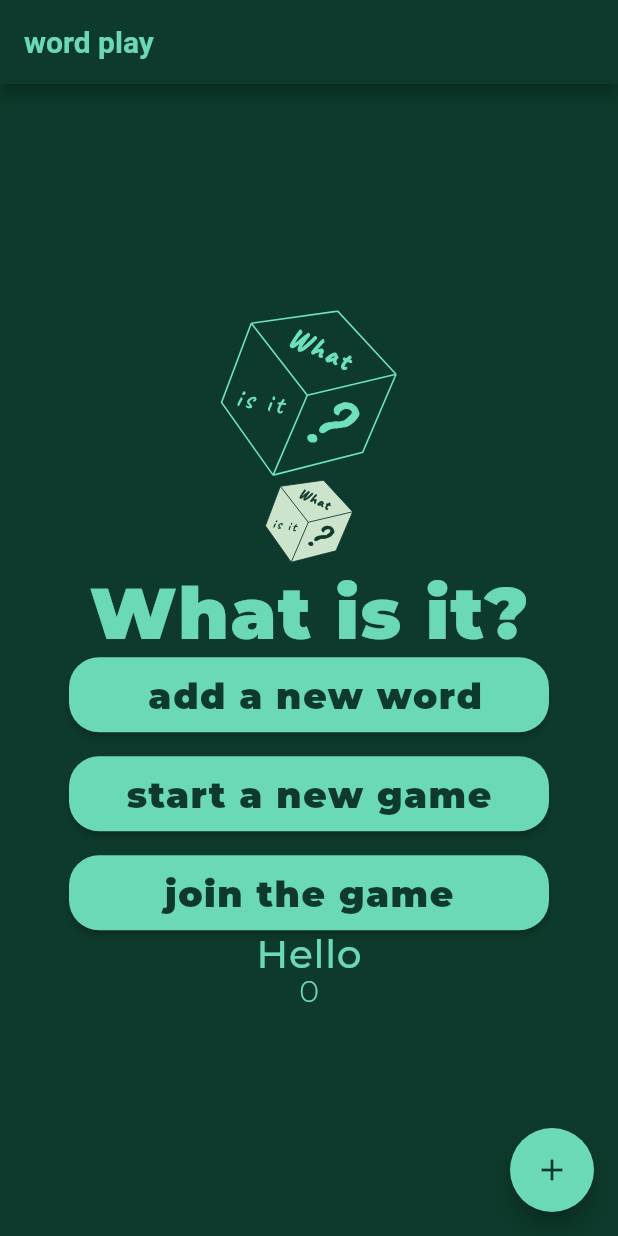
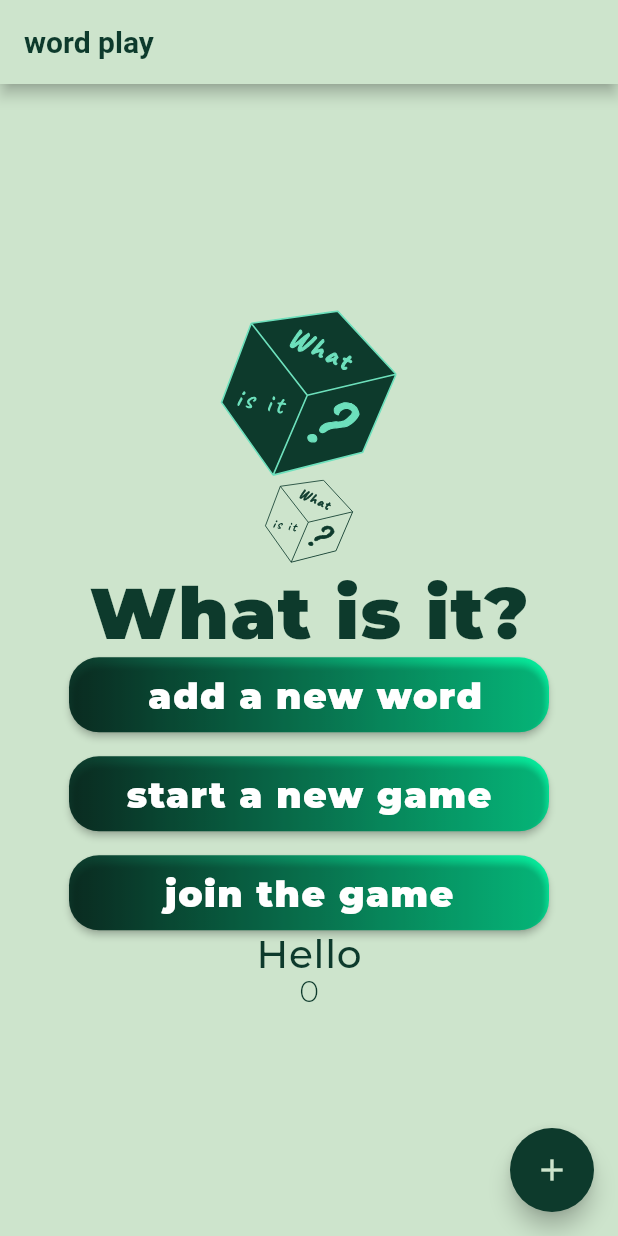
Before and after one commit to yutaDV/wordplay, a Flutter app: the screen it shows after launch, on a phone screen of 412 x 824 dp. Run offline on Flutter 3.47's test engine with Material 2 defaults, Android fonts, the phone set to English and light mode, and no system bars; our stand-ins replace cloud_firestore, firebase_core, flutter_svg; accounts and stored records are empty; generated files the repository leaves out were written again; project files that could hold a hidden picture were left out.

Commit message:
theme jl

```diff
--- a/lib/game_app.dart
+++ b/lib/game_app.dart
@@ -17,7 +17,7 @@ class GameApp extends StatelessWidget {
   Widget build(BuildContext context) {
     return MaterialApp(
       title: 'Flutter Demo',
-      theme: AppThemes.darkTheme,
+      theme: AppThemes.lightTheme,
       localizationsDelegates: const [
         S.delegate,
         GlobalMaterialLocalizations.delegate,
--- a/lib/themes/theme.dart
+++ b/lib/themes/theme.dart
@@ -7,6 +7,7 @@ class AppThemes {
   // Constants color range for light theme
   static const Color _lightPrimaryColor = Color(0xFF0D3A2C);
   static const Color _lightBackgroundColor = Color(0xFFCDE4CC);
+  static const Color _lightFocusColor = Color(0xFF07FAA6);
   static const Color _lightDividerColor = Color(0xC391A490);
 
 
@@ -29,7 +30,9 @@ class AppThemes {
   // The light theme
   static final ThemeData lightTheme = ThemeData(
     fontFamily: FontFamily.productSans,
+    primaryColor: _lightPrimaryColor,
     highlightColor: _lightPrimaryColor,
+    focusColor: _lightFocusColor,
     scaffoldBackgroundColor: _lightBackgroundColor,
     dividerColor: _lightDividerColor,
     floatingActionButtonTheme: const FloatingActionButtonThemeData(
@@ -55,6 +58,7 @@ class AppThemes {
 
   // Constants color range for dark theme
   static const Color _darkPrimaryColor = Color(0xFF6BD8B6);
+  static const Color _darkFocusColor = Color(0xFF03AD76);
   static const Color _darkBackgroundColor = Color(0xFF0D3A2C);
   static const Color _darkDividerColor = Color(0xA091A490);
 
@@ -78,8 +82,10 @@ class AppThemes {
   // The dark theme
   static final ThemeData darkTheme = ThemeData(
     fontFamily: FontFamily.productSans,
+    primaryColor: _darkPrimaryColor,
     scaffoldBackgroundColor: _darkBackgroundColor,
     dividerColor: _darkDividerColor,
+    focusColor: _darkFocusColor,
     floatingActionButtonTheme: const FloatingActionButtonThemeData(
       backgroundColor: _darkPrimaryColor,
       foregroundColor: _darkBackgroundColor,
--- a/lib/ui/widget/main_button.dart
+++ b/lib/ui/widget/main_button.dart
@@ -16,20 +16,28 @@ class MainButton extends StatelessWidget {
     return Container(
       width: 320.0, // Фіксована ширина кнопки
       height: 50.0, // Фіксована висота кнопки
+      decoration: BoxDecoration(
+        gradient: LinearGradient(
+          begin: Alignment.centerLeft,
+          end: Alignment.centerRight,
+          colors: [theme.primaryColor, theme.focusColor], // Змініть ці кольори на свої уподобання
+        ),
+        borderRadius: BorderRadius.circular(20.0),
+      ),
       child: ElevatedButton(
         onPressed: onPressed,
         style: ElevatedButton.styleFrom(
           shape: RoundedRectangleBorder(
             borderRadius: BorderRadius.circular(20.0),
-          ),
+          ), backgroundColor: Colors.transparent,
+          padding: const EdgeInsets.all(0),
         ),
         child: Center(
           child: Text(
             text,
-            style: theme.textTheme.labelLarge,
+            ),
           ),
         ),
-      ),
     );
   }
 }
```
